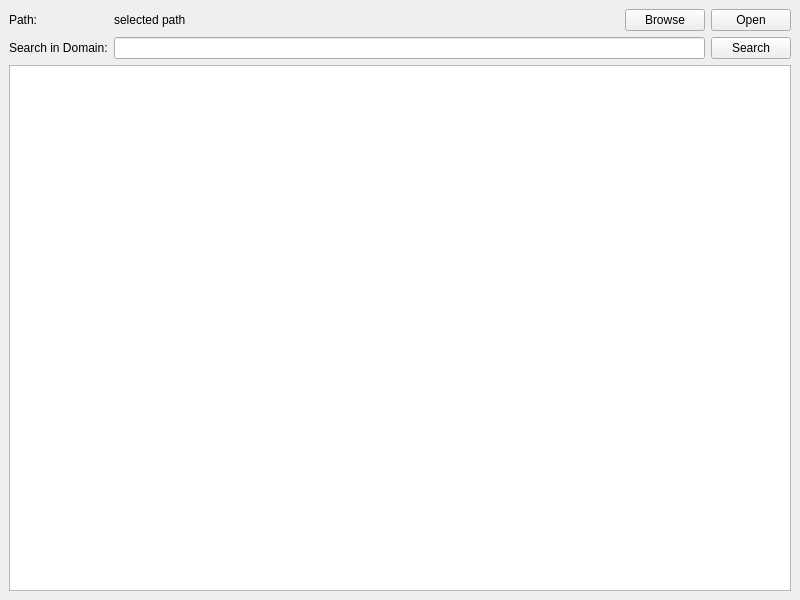
Before: the Qt Designer form mainwindow.ui in qwerty258/ibackup-explorer, drawn with Qt 5.
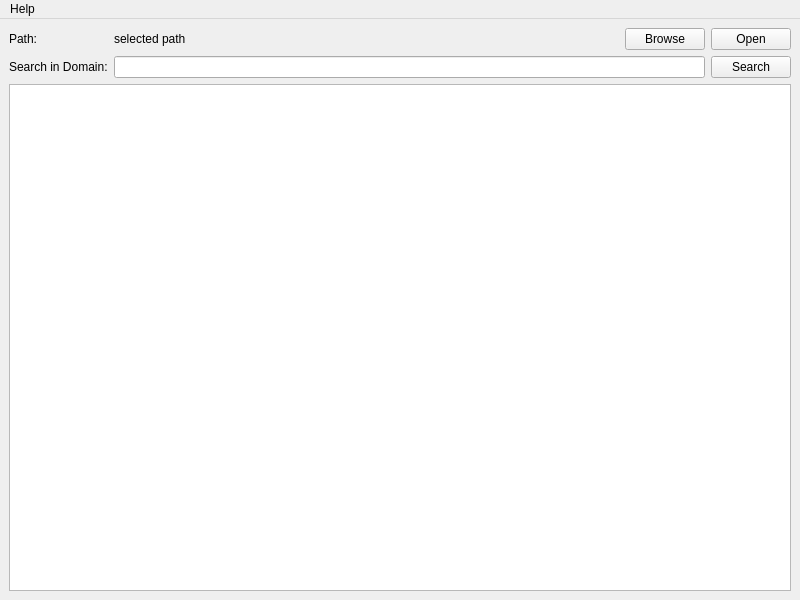
After: the same form once the commit is applied.

Commit message: add about dialog

The edit to the form file:
```diff
--- a/mainwindow.ui
+++ b/mainwindow.ui
@@ -129,6 +129,13 @@
      <height>23</height>
     </rect>
    </property>
+   <widget class="QMenu" name="menuHelp">
+    <property name="title">
+     <string>Help</string>
+    </property>
+    <addaction name="action_about"/>
+   </widget>
+   <addaction name="menuHelp"/>
   </widget>
  </widget>
  <resources/>
```
Left out of the diff: 5 changed lines with no effect on the pictures. The commit also changes 6 other files.
